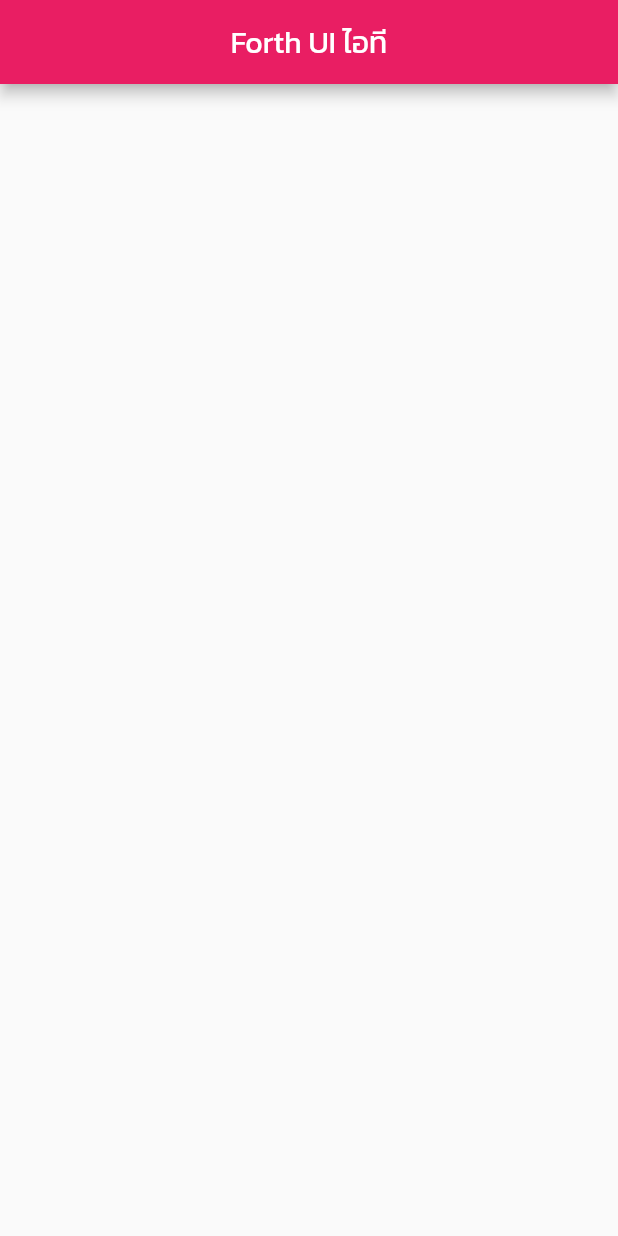
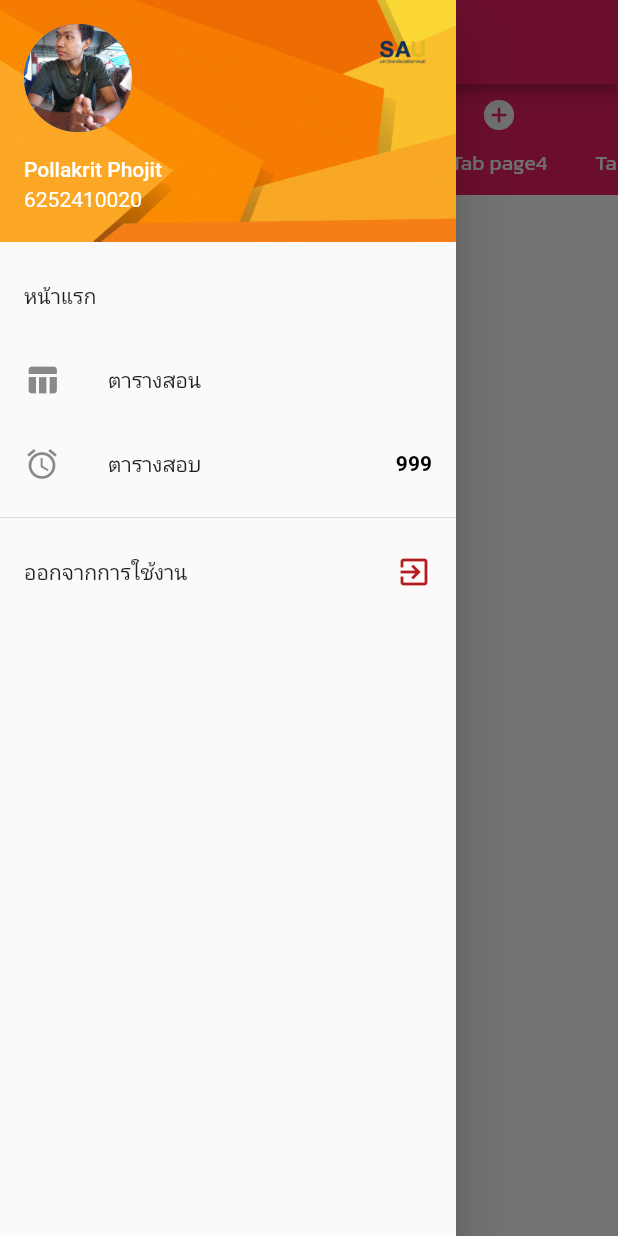
Before and after one commit to Pollakrit43/flutter_app_sau1, a Flutter app: the screen it shows after launch, with the side drawer open (before the commit the screen has no drawer), on a phone screen of 412 x 824 dp. Run offline on Flutter 3.47's test engine with Material 2 defaults, Android fonts, the phone set to English and light mode, and no system bars.

Commit message:
Code V.4 :Do ForthUI

```diff
--- a/lib/main.dart
+++ b/lib/main.dart
@@ -1,7 +1,5 @@
 import 'package:flutter/material.dart';
 import 'package:flutter_app_sau1/views/forth_ui.dart';
-import 'package:flutter_app_sau1/views/third_page1_ui.dart';
-import 'package:flutter_app_sau1/views/third_ui.dart';
 
 void main() {
   runApp(
--- /dev/null
+++ b/lib/views/forth tabpage1_ui.dart
@@ -0,0 +1,22 @@
+import 'package:flutter/material.dart';
+
+class ForthTabpage1UI extends StatelessWidget {
+  const ForthTabpage1UI({Key? key}) : super(key: key);
+
+  @override
+  Widget build(BuildContext context) {
+    return Scaffold(
+      body: Center(
+        child: Text(
+          'สวัดดี',
+          style: TextStyle(
+            fontSize: 50.0,
+            fontWeight: FontWeight.bold,
+            fontFamily: 'Kanit',
+            color: Colors.purple,
+          ),
+        ),
+      ),
+    );
+  }
+}
--- a/lib/views/forth_ui.dart
+++ b/lib/views/forth_ui.dart
@@ -1,4 +1,10 @@
 import 'package:flutter/material.dart';
+import 'package:flutter_app_sau1/views/forth%20tabpage1_ui.dart';
+import 'package:flutter_app_sau1/views/forth%20tabpage2_ui.dart';
+import 'package:flutter_app_sau1/views/forth%20tabpage3_ui.dart';
+import 'package:flutter_app_sau1/views/forth%20tabpage4_ui.dart';
+import 'package:flutter_app_sau1/views/forth%20tabpage5_ui.dart';
+import 'package:flutter_app_sau1/views/forth%20tabpage6_ui.dart';
 
 class ForthUI extends StatefulWidget {
   const ForthUI({Key? key}) : super(key: key);
@@ -11,6 +17,14 @@ class _ForthUIState extends State<ForthUI> {
   @override
   Widget build(BuildContext context) {
     return Scaffold(
+      floatingActionButton: FloatingActionButton(
+        onPressed: () {},
+        child: Icon(
+          Icons.add,
+          color: Colors.redAccent[400],
+        ),
+      ),
+      floatingActionButtonLocation: FloatingActionButtonLocation.centerFloat,
       appBar: AppBar(
         backgroundColor: Colors.pink,
         title: Text(
@@ -21,6 +35,153 @@ class _ForthUIState extends State<ForthUI> {
         ),
         centerTitle: true,
       ),
+      body: DefaultTabController(
+        length: 6,
+        child: Column(
+          children: [
+            Container(
+              color: Colors.pink,
+              child: TabBar(
+                isScrollable: true,
+                labelColor: Colors.blue,
+                indicatorColor: Colors.blue[900],
+                unselectedLabelColor: Colors.grey[100],
+                labelStyle: TextStyle(
+                  fontFamily: 'Kanit',
+                ),
+                tabs: [
+                  Tab(
+                    text: 'Tab page1',
+                    icon: Icon(
+                      Icons.access_time,
+                    ),
+                  ),
+                  Tab(
+                    text: 'Tab page2',
+                    icon: Icon(
+                      Icons.double_arrow,
+                    ),
+                  ),
+                  Tab(
+                    text: 'Tab page3',
+                    icon: Icon(
+                      Icons.add_moderator,
+                    ),
+                  ),
+                  Tab(
+                    text: 'Tab page4',
+                    icon: Icon(
+                      Icons.add_circle,
+                    ),
+                  ),
+                  Tab(
+                    text: 'Tab page5',
+                    icon: Icon(
+                      Icons.account_tree,
+                    ),
+                  ),
+                  Tab(
+                    text: 'Tab page6',
+                    icon: Icon(
+                      Icons.account_box,
+                    ),
+                  ),
+                ],
+              ),
+            ),
+            Expanded(
+              child: TabBarView(
+                children: [
+                  ForthTabpage1UI(),
+                  ForthTabpage2UI(),
+                  ForthTabpage3UI(),
+                  ForthTabpage4UI(),
+                  ForthTabpage5UI(),
+                  ForthTabpage6UI(),
+                ],
+              ),
+            ),
+          ],
+        ),
+      ),
+      drawer: Drawer(
+        child: ListView(
+          padding: EdgeInsets.zero,
+          children: [
+            UserAccountsDrawerHeader(
+              currentAccountPicture: CircleAvatar(
+                backgroundImage: AssetImage(
+                  'assets/images/myprofile.jpg',
+                ),
+              ),
+              accountName: Text(
+                'Pollakrit Phojit',
+              ),
+              accountEmail: Text(
+                '6252410020',
+              ),
+              decoration: BoxDecoration(
+                image: DecorationImage(
+                  image: AssetImage(
+                    'assets/images/bgdrawer.png',
+                  ),
+                  fit: BoxFit.fill,
+                ),
+              ),
+              otherAccountsPictures: [
+                Image.asset(
+                  'assets/images/saulogo.png',
+                ),
+              ],
+            ),
+            ListTile(
+              onTap: () {},
+              title: Text(
+                'หน้าแรก',
+              ),
+            ),
+            ListTile(
+              onTap: () {},
+              title: Text(
+                'ตารางสอน',
+              ),
+              leading: Icon(
+                Icons.table_chart,
+                color: Colors.pinkAccent[600],
+              ),
+            ),
+            ListTile(
+              onTap: () {},
+              title: Text(
+                'ตารางสอบ',
+              ),
+              leading: Icon(
+                Icons.access_alarm,
+              ),
+              trailing: Text(
+                '999',
+                style: TextStyle(
+                  color: Colors.black,
+                  fontWeight: FontWeight.bold,
+                ),
+              ),
+            ),
+            Divider(
+              color: Colors.greenAccent[600],
+            ),
+            ListTile(
+              onTap: () {},
+              title: Text(
+                'ออกจากการใช้งาน',
+              ),
+              trailing: Icon(
+                Icons.exit_to_app,
+                color: Colors.red[900],
+              ),
+            )
+          ],
+        ),
+      ),
     );
   }
 }
```
Also changed, not shown: lib/views/forth tabpage2_ui.dart (added, +22 -0 lines), lib/views/forth tabpage3_ui.dart (added, +22 -0 lines), lib/views/forth tabpage4_ui.dart (added, +22 -0 lines), lib/views/forth tabpage5_ui.dart (added, +22 -0 lines), lib/views/forth tabpage6_ui.dart (added, +22 -0 lines).
